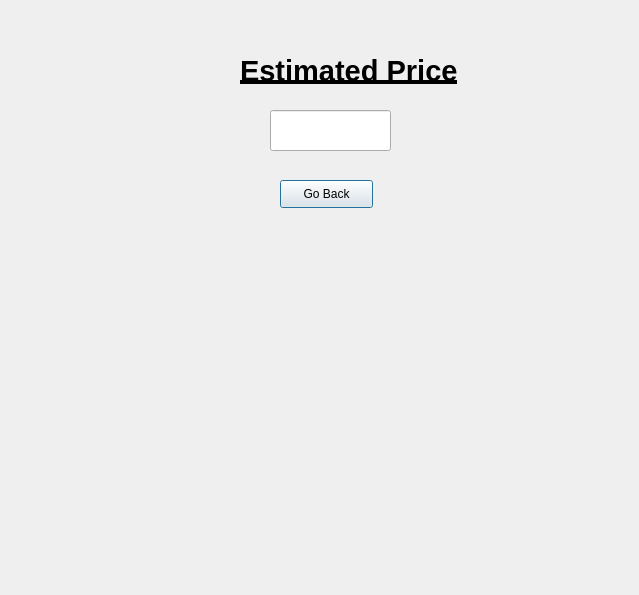
Old version of the form userInterface/priceOutput.ui in the repository Usama-Amjad/Bulldozer-Price-Prediction-with-PyQt6.
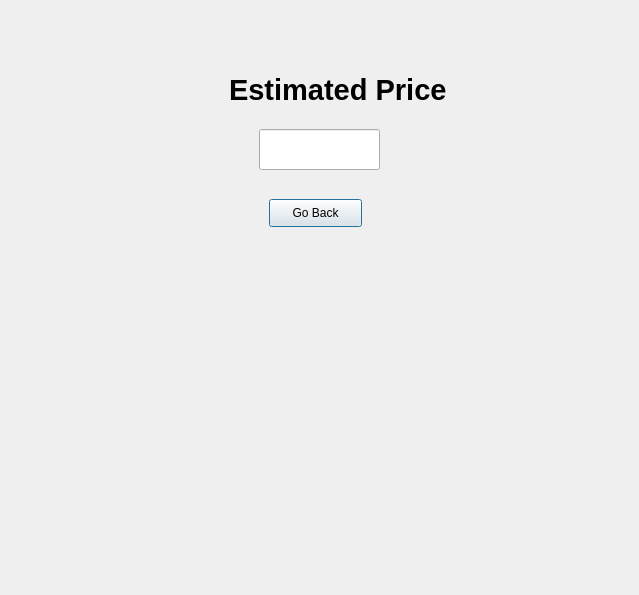
New version of the form. Icons and pictures are not drawn.

```diff
--- a/userInterface/priceOutput.ui
+++ b/userInterface/priceOutput.ui
@@ -13,27 +13,24 @@
   <property name="windowTitle">
    <string>Dialog</string>
   </property>
-  <widget class="QLineEdit" name="Price">
+  <widget class="QWidget" name="widget" native="true">
    <property name="geometry">
     <rect>
-     <x>270</x>
-     <y>110</y>
-     <width>121</width>
-     <height>41</height>
+     <x>-1</x>
+     <y>-1</y>
+     <width>641</width>
+     <height>601</height>
     </rect>
    </property>
-   <property name="alignment">
-    <set>Qt::AlignCenter</set>
+   <property name="styleSheet">
+    <string notr="true">background-image: url(C:/Users/Dell/Downloads/priceoutput.jpg);background-size: 150px;
+    </string>
    </property>
-   <property name="clearButtonEnabled">
-    <bool>true</bool>
-   </property>
-  </widget>
   <widget class="QLabel" name="estimatedPrice">
    <property name="geometry">
     <rect>
-     <x>240</x>
-     <y>50</y>
+      <x>230</x>
+      <y>70</y>
      <width>301</width>
      <height>41</height>
     </rect>
@@ -43,7 +40,7 @@
      <pointsize>22</pointsize>
      <weight>75</weight>
      <bold>true</bold>
-     <underline>true</underline>
+      <underline>false</underline>
     </font>
    </property>
    <property name="text">
@@ -53,8 +50,8 @@
   <widget class="QPushButton" name="goBack">
    <property name="geometry">
     <rect>
-     <x>280</x>
-     <y>180</y>
+      <x>270</x>
+      <y>200</y>
      <width>93</width>
      <height>28</height>
     </rect>
@@ -63,7 +60,26 @@
     <string>Go Back</string>
    </property>
   </widget>
- </widget>
- <resources/>
+   <widget class="QLineEdit" name="Price">
+    <property name="geometry">
+     <rect>
+      <x>260</x>
+      <y>130</y>
+      <width>121</width>
+      <height>41</height>
+     </rect>
+    </property>
+    <property name="alignment">
+     <set>Qt::AlignCenter</set>
+    </property>
+    <property name="clearButtonEnabled">
+     <bool>true</bool>
+    </property>
+   </widget>
+  </widget>
+ </widget>
+ <resources>
+  <include location="C:/Users/Dell/Downloads/file.qrc"/>
+ </resources>
  <connections/>
 </ui>
```
Lines whose indentation alone changed are shown as unchanged.
